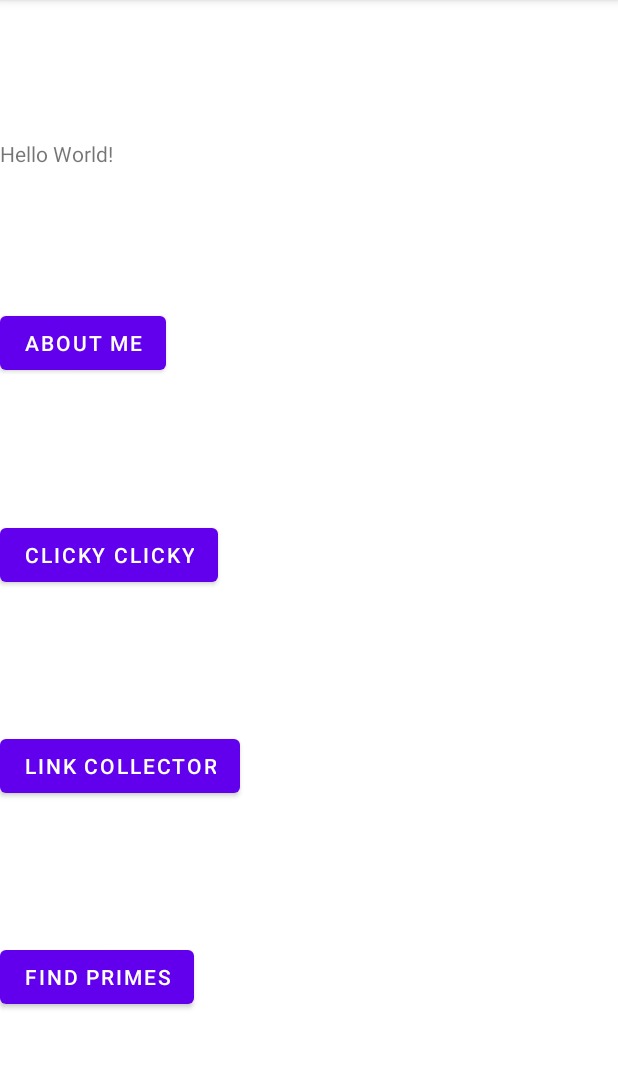
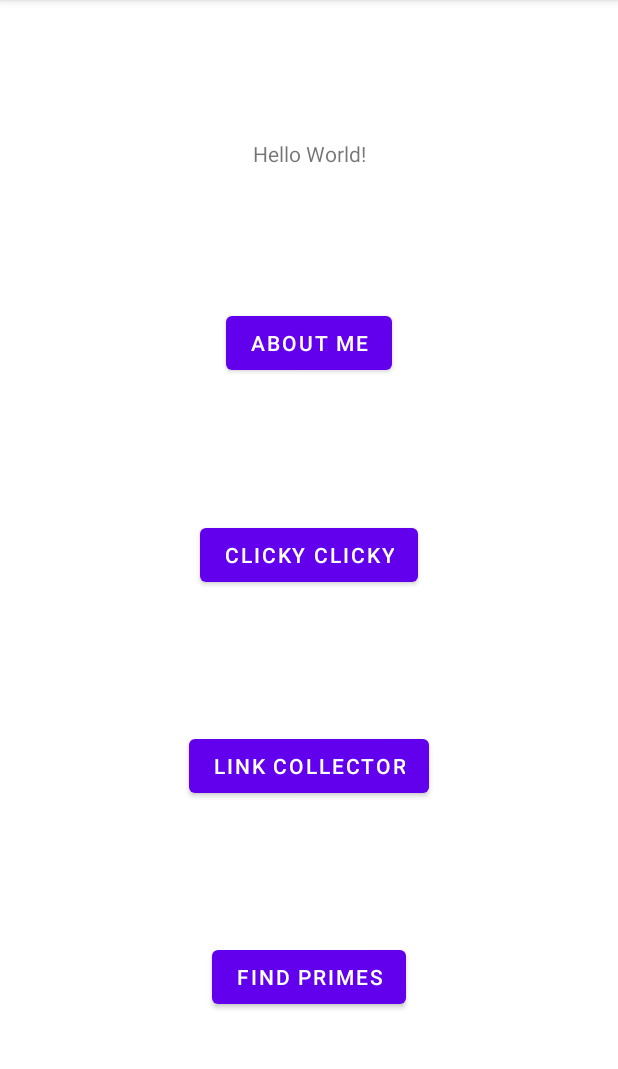
Before and after one commit to rajatbhagat/cs5520-mobile-dev, an Android app: the screen it shows after launch (MainActivity), on a phone screen of 412 x 824 dp, the part 84-1153 px from its top. Run offline under Robolectric (Android 15) with nearby library versions, the phone set to English and light mode, and no system bars; our stand-ins replace navigation-ui.

Commit message:
Improving the UI of the homescreen

```diff
--- a/app/src/main/res/layout/fragment_first.xml
+++ b/app/src/main/res/layout/fragment_first.xml
@@ -12,8 +12,10 @@
         android:layout_height="wrap_content"
         android:text="@string/about"
         app:layout_constraintBottom_toTopOf="@+id/button_clicky"
-        app:layout_constraintTop_toBottomOf="@+id/textview_first"
-        tools:layout_editor_absoluteX="149dp" />
+        app:layout_constraintEnd_toEndOf="parent"
+        app:layout_constraintHorizontal_bias="0.5"
+        app:layout_constraintStart_toStartOf="parent"
+        app:layout_constraintTop_toBottomOf="@+id/textview_first" />
 
     <TextView
         android:id="@+id/textview_first"
@@ -21,8 +23,10 @@
         android:layout_height="wrap_content"
         android:text="@string/hello_world"
         app:layout_constraintBottom_toTopOf="@+id/button_about"
-        app:layout_constraintTop_toTopOf="parent"
-        tools:layout_editor_absoluteX="168dp" />
+        app:layout_constraintEnd_toEndOf="parent"
+        app:layout_constraintHorizontal_bias="0.5"
+        app:layout_constraintStart_toStartOf="parent"
+        app:layout_constraintTop_toTopOf="parent" />
 
     <Button
         android:id="@+id/button_link_collector"
@@ -30,8 +34,10 @@
         android:layout_height="wrap_content"
         android:text="@string/link_collector"
         app:layout_constraintBottom_toTopOf="@+id/find_prim_button"
-        app:layout_constraintTop_toBottomOf="@+id/button_clicky"
-        tools:layout_editor_absoluteX="125dp" />
+        app:layout_constraintEnd_toEndOf="parent"
+        app:layout_constraintHorizontal_bias="0.5"
+        app:layout_constraintStart_toStartOf="parent"
+        app:layout_constraintTop_toBottomOf="@+id/button_clicky" />
 
     <Button
         android:id="@+id/button_clicky"
@@ -39,8 +45,10 @@
         android:layout_height="wrap_content"
         android:text="@string/clicky"
         app:layout_constraintBottom_toTopOf="@+id/button_link_collector"
-        app:layout_constraintTop_toBottomOf="@+id/button_about"
-        tools:layout_editor_absoluteX="132dp" />
+        app:layout_constraintEnd_toEndOf="parent"
+        app:layout_constraintHorizontal_bias="0.5"
+        app:layout_constraintStart_toStartOf="parent"
+        app:layout_constraintTop_toBottomOf="@+id/button_about" />
 
     <Button
         android:id="@+id/find_prim_button"
@@ -48,7 +56,9 @@
         android:layout_height="wrap_content"
         android:text="Find Primes"
         app:layout_constraintBottom_toBottomOf="parent"
-        app:layout_constraintTop_toBottomOf="@+id/button_link_collector"
-        tools:layout_editor_absoluteX="140dp" />
+        app:layout_constraintEnd_toEndOf="parent"
+        app:layout_constraintHorizontal_bias="0.5"
+        app:layout_constraintStart_toStartOf="parent"
+        app:layout_constraintTop_toBottomOf="@+id/button_link_collector" />
 
 </androidx.constraintlayout.widget.ConstraintLayout>
```
